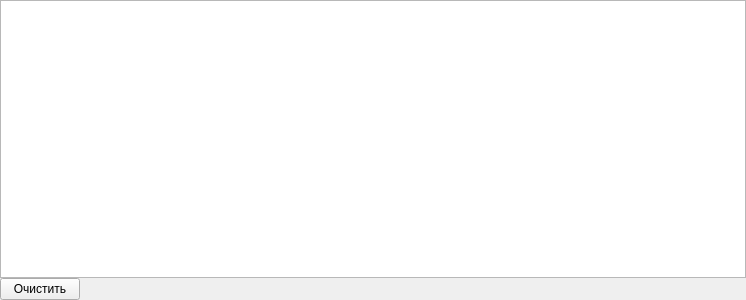
Old version of the form tcp/tcplogswigtets.ui in the repository longway34/SeparaterQt2.
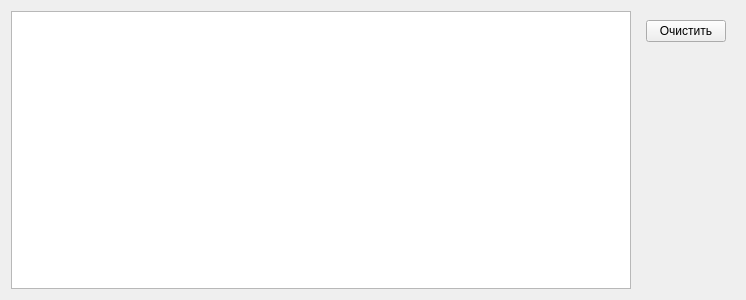
New version of the form.

Diff of the .ui file:
```diff
--- a/tcp/tcplogswigtets.ui
+++ b/tcp/tcplogswigtets.ui
@@ -13,43 +13,13 @@
   <property name="windowTitle">
    <string>Form</string>
   </property>
-  <layout class="QVBoxLayout" name="verticalLayout">
-   <property name="spacing">
-    <number>0</number>
-   </property>
-   <property name="leftMargin">
-    <number>0</number>
-   </property>
-   <property name="topMargin">
-    <number>0</number>
-   </property>
-   <property name="rightMargin">
-    <number>0</number>
-   </property>
-   <property name="bottomMargin">
-    <number>0</number>
-   </property>
+  <layout class="QHBoxLayout" name="horizontalLayout_2">
    <item>
     <widget class="QPlainTextEdit" name="ptLogs"/>
    </item>
    <item>
     <widget class="QWidget" name="widget" native="true">
-     <layout class="QHBoxLayout" name="horizontalLayout">
-      <property name="spacing">
-       <number>0</number>
-      </property>
-      <property name="leftMargin">
-       <number>0</number>
-      </property>
-      <property name="topMargin">
-       <number>0</number>
-      </property>
-      <property name="rightMargin">
-       <number>0</number>
-      </property>
-      <property name="bottomMargin">
-       <number>0</number>
-      </property>
+     <layout class="QVBoxLayout" name="verticalLayout">
       <item>
        <widget class="QPushButton" name="bClearLogs">
         <property name="text">
@@ -58,14 +28,14 @@
        </widget>
       </item>
       <item>
-       <spacer name="horizontalSpacer">
+       <spacer name="verticalSpacer">
         <property name="orientation">
-         <enum>Qt::Horizontal</enum>
+         <enum>Qt::Vertical</enum>
         </property>
         <property name="sizeHint" stdset="0">
          <size>
-          <width>40</width>
-          <height>20</height>
+          <width>20</width>
+          <height>40</height>
          </size>
         </property>
        </spacer>
```
